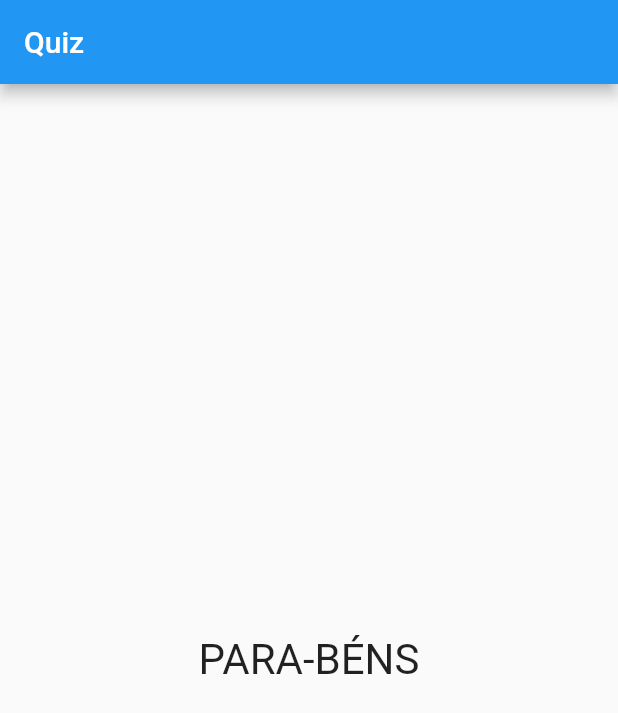
After one commit to christian-de-ornellas/quiz-app, a Flutter app: the screen it shows after launch, after a tap on "Azul", after a tap on "cachorro", after a tap on "Leo", on a phone screen of 412 x 824 dp. The commit adds this screen. Shown: the top 713 px of the screen. Run offline on Flutter 3.47's test engine with Material 2 defaults, Android fonts, the phone set to English and light mode, and no system bars.

Commit message:
Created component result

```diff
--- a/lib/main.dart
+++ b/lib/main.dart
@@ -1,5 +1,6 @@
 import "package:flutter/material.dart";
 import 'package:quiz/questao.dart';
+import 'package:quiz/resultado.dart';
 import './questao.dart';
 import './resposta.dart';
 
@@ -49,13 +50,7 @@ class _PerguntasAppState extends State<PerguntasApp> {
                     ...respostas.map((t) => Resposta(t, _responder)).toList(),
                   ],
                 )
-            : Center(
-                child: Text(
-                  'PARA-BÉNS',
-                  style: TextStyle(fontSize: 28),
-                ),
-              ),
-      ),
+              : Resultado()),
     );
   }
 }
--- /dev/null
+++ b/lib/resultado.dart
@@ -0,0 +1,16 @@
+import 'package:flutter/material.dart';
+
+class Resultado extends StatelessWidget {
+  @override
+  Widget build(BuildContext context) {
+    return Container(
+      width: double.infinity,
+      child: Center(
+        child: Text(
+          'PARA-BÉNS',
+          style: TextStyle(fontSize: 28),
+        ),
+      ),
+    );
+  }
+}
```
Lines whose indentation alone changed are shown as unchanged.
